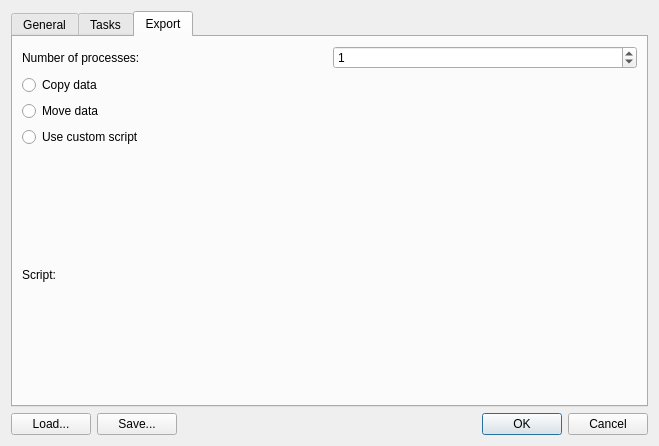
fmi-basel/faim-cryoflare, file src/settings.ui: the form before one commit.
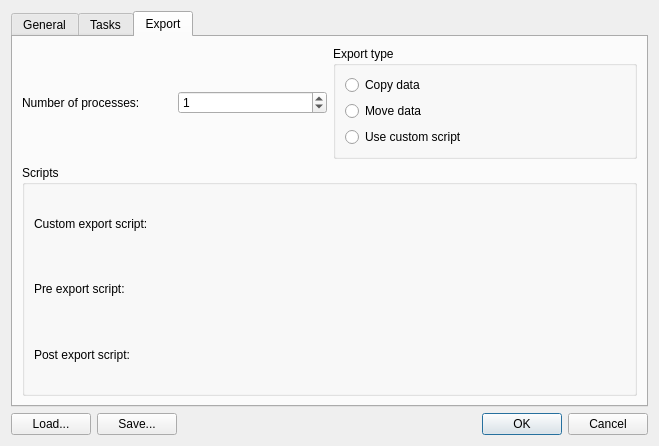
The form after the commit. The open tabs and pages were chosen to show the change. Custom widgets are drawn as their Qt base class.

Commit message: added pre and post export script hooks

What changed in the file:
```diff
--- a/src/settings.ui
+++ b/src/settings.ui
@@ -213,25 +213,13 @@
       <attribute name="title">
        <string>Export</string>
       </attribute>
+      <layout class="QGridLayout" name="gridLayout">
+       <item row="1" column="1">
+        <widget class="QGroupBox" name="groupBox_4">
+         <property name="title">
+          <string>Export type</string>
+         </property>
       <layout class="QVBoxLayout" name="verticalLayout_4">
-       <item>
-        <layout class="QHBoxLayout" name="horizontalLayout_4">
-         <item>
-          <widget class="QLabel" name="label_4">
-           <property name="text">
-            <string>Number of processes:</string>
-           </property>
-          </widget>
-         </item>
-         <item>
-          <widget class="QSpinBox" name="export_num_processes">
-           <property name="value">
-            <number>1</number>
-           </property>
-          </widget>
-         </item>
-        </layout>
-       </item>
        <item>
         <widget class="QRadioButton" name="export_copy">
          <property name="text">
@@ -253,23 +241,81 @@
          </property>
         </widget>
        </item>
+         </layout>
+        </widget>
+       </item>
+       <item row="1" column="0">
+        <layout class="QHBoxLayout" name="horizontalLayout_4">
        <item>
-        <layout class="QHBoxLayout" name="horizontalLayout_5">
+          <widget class="QLabel" name="label_4">
+           <property name="text">
+            <string>Number of processes:</string>
+           </property>
+          </widget>
+         </item>
          <item>
+          <widget class="QSpinBox" name="export_num_processes">
+           <property name="value">
+            <number>1</number>
+           </property>
+          </widget>
+         </item>
+        </layout>
+       </item>
+       <item row="2" column="0" colspan="2">
+        <widget class="QGroupBox" name="groupBox_5">
+         <property name="title">
+          <string>Scripts</string>
+         </property>
+         <layout class="QGridLayout" name="gridLayout_2">
+          <item row="0" column="0">
           <widget class="QLabel" name="label_5">
+            <property name="sizePolicy">
+             <sizepolicy hsizetype="Minimum" vsizetype="Preferred">
+              <horstretch>0</horstretch>
+              <verstretch>0</verstretch>
+             </sizepolicy>
+            </property>
            <property name="text">
-            <string>Script:</string>
+             <string>Custom export script:</string>
            </property>
           </widget>
          </item>
-         <item>
+          <item row="0" column="1">
           <widget class="PathEdit" name="export_custom_script" native="true">
            <property name="enabled">
             <bool>false</bool>
            </property>
-          </widget>
-         </item>
-        </layout>
+            <property name="sizePolicy">
+             <sizepolicy hsizetype="Preferred" vsizetype="Preferred">
+              <horstretch>1</horstretch>
+              <verstretch>0</verstretch>
+             </sizepolicy>
+            </property>
+           </widget>
+          </item>
+          <item row="1" column="0">
+           <widget class="QLabel" name="label_6">
+            <property name="text">
+             <string>Pre export script:</string>
+            </property>
+           </widget>
+          </item>
+          <item row="2" column="0">
+           <widget class="QLabel" name="label_7">
+            <property name="text">
+             <string>Post export script:</string>
+            </property>
+           </widget>
+          </item>
+          <item row="1" column="1">
+           <widget class="PathEdit" name="export_pre_script" native="true"/>
+          </item>
+          <item row="2" column="1">
+           <widget class="PathEdit" name="export_post_script" native="true"/>
+          </item>
+         </layout>
+        </widget>
        </item>
       </layout>
      </widget>
```
Left out of the diff: 8 changed lines with no effect on the pictures. Lines whose indentation alone changed are shown as unchanged. The commit also changes 2 other files.
